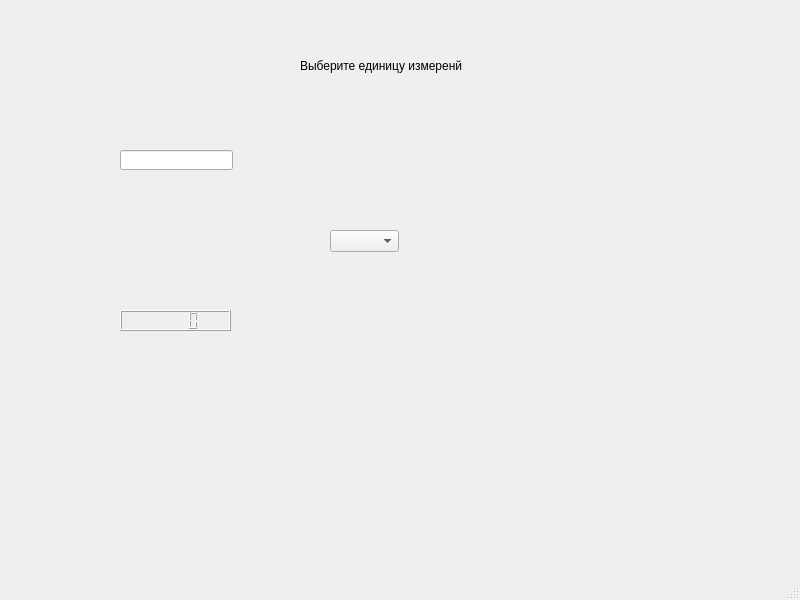
Old version of the form int.ui in the repository Nezyz/Project.
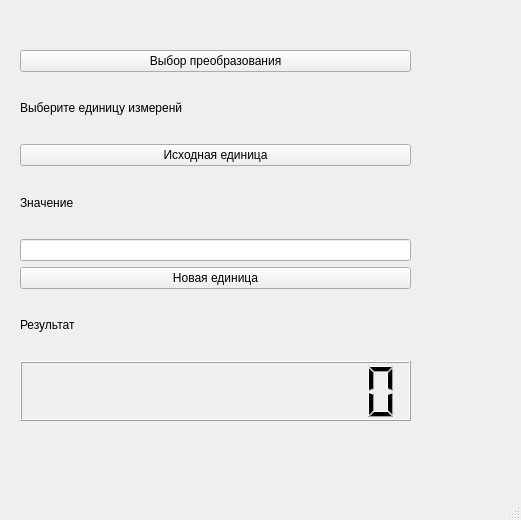
New version of the form.

```diff
--- a/int.ui
+++ b/int.ui
@@ -6,36 +6,54 @@
    <rect>
     <x>0</x>
     <y>0</y>
-    <width>800</width>
-    <height>600</height>
+    <width>521</width>
+    <height>520</height>
    </rect>
   </property>
   <property name="windowTitle">
    <string>MainWindow</string>
   </property>
   <widget class="QWidget" name="centralwidget">
+   <widget class="QWidget" name="verticalLayoutWidget">
+    <property name="geometry">
+     <rect>
+      <x>20</x>
+      <y>50</y>
+      <width>391</width>
+      <height>371</height>
+     </rect>
+    </property>
+    <layout class="QVBoxLayout" name="verticalLayout">
+     <item>
+      <widget class="QPushButton" name="button_0">
+       <property name="text">
+        <string>Выбор преобразования</string>
+       </property>
+      </widget>
+     </item>
+     <item>
    <widget class="QLabel" name="label">
-    <property name="geometry">
-     <rect>
-      <x>300</x>
-      <y>-10</y>
-      <width>181</width>
-      <height>151</height>
-     </rect>
-    </property>
     <property name="text">
      <string>Выберите единицу измеренй</string>
     </property>
    </widget>
+     </item>
+     <item>
+      <widget class="QPushButton" name="button_3">
+       <property name="text">
+        <string>Исходная единица</string>
+       </property>
+      </widget>
+     </item>
+     <item>
+      <widget class="QLabel" name="label_2">
+       <property name="text">
+        <string>Значение</string>
+       </property>
+      </widget>
+     </item>
+     <item>
    <widget class="QLineEdit" name="lineEdit">
-    <property name="geometry">
-     <rect>
-      <x>120</x>
-      <y>150</y>
-      <width>113</width>
-      <height>20</height>
-     </rect>
-    </property>
     <property name="tabletTracking">
      <bool>false</bool>
     </property>
@@ -43,25 +61,29 @@
      <string/>
     </property>
    </widget>
-   <widget class="QLCDNumber" name="lcdNumber">
-    <property name="geometry">
-     <rect>
-      <x>120</x>
-      <y>310</y>
-      <width>111</width>
-      <height>21</height>
-     </rect>
-    </property>
-   </widget>
-   <widget class="QComboBox" name="comboBox">
-    <property name="geometry">
-     <rect>
-      <x>330</x>
-      <y>230</y>
-      <width>69</width>
-      <height>22</height>
-     </rect>
-    </property>
+     </item>
+     <item>
+      <widget class="QPushButton" name="button_4">
+       <property name="text">
+        <string>Новая единица</string>
+       </property>
+      </widget>
+     </item>
+     <item>
+      <widget class="QLabel" name="label_3">
+       <property name="text">
+        <string>Результат</string>
+       </property>
+      </widget>
+     </item>
+     <item>
+      <widget class="QLCDNumber" name="result">
+       <property name="digitCount">
+        <number>12</number>
+       </property>
+      </widget>
+     </item>
+    </layout>
    </widget>
   </widget>
   <widget class="QMenuBar" name="menubar">
```
Left out of the diff: 2 changed lines with no effect on the pictures. Lines whose indentation alone changed are shown as unchanged.
